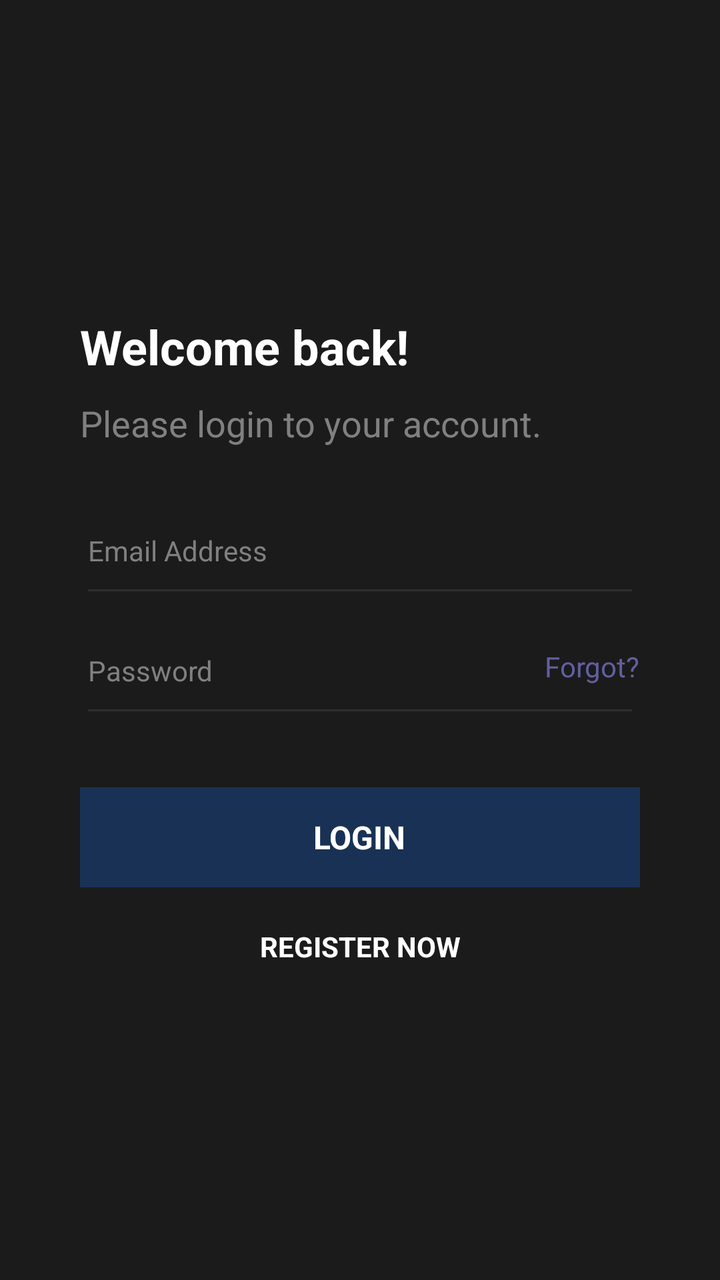
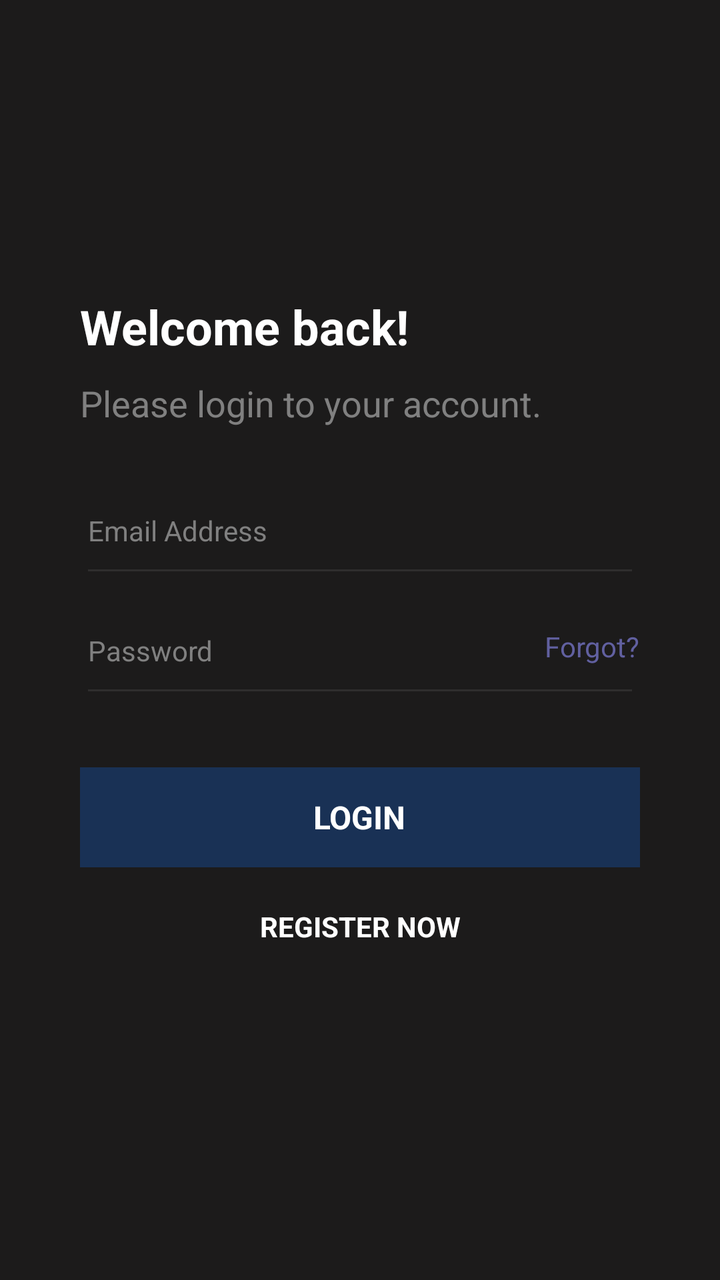

Screens rendered from an Android XML layout before and after an edit, with the pre-edit source and the edit as a unified diff.
<!-- AndroidManifest.xml: application theme Theme.I180479_180531 -->
<!-- res/layout/activity_screen2.xml -->
<?xml version="1.0" encoding="utf-8"?>
<RelativeLayout
    xmlns:android="http://schemas.android.com/apk/res/android"
    xmlns:app="http://schemas.android.com/apk/res-auto"
    xmlns:tools="http://schemas.android.com/tools"
    android:layout_width="match_parent"
    android:layout_height="match_parent"
    tools:context=".screen2"
    android:background="#1C1B1B">

    <ScrollView
        android:layout_width="match_parent"
        android:layout_height="wrap_content"
        android:layout_centerInParent="true"
        android:layout_marginStart="80dp">

        <RelativeLayout
            android:layout_width="match_parent"
            android:layout_height="wrap_content">

            <TextView
                android:id="@+id/welcome_back_text"
                android:layout_width="wrap_content"
                android:layout_height="wrap_content"
                android:text="Welcome back!"
                android:textColor="#FFFFFF"
                android:textSize="24sp"
                android:textStyle="bold" />

            <TextView
                android:id="@+id/login_text"
                android:layout_width="wrap_content"
                android:layout_height="wrap_content"
                android:layout_below="@+id/welcome_back_text"
                android:layout_marginTop="10dp"
                android:text="Please login to your account."
                android:textColor="#808080"
                android:textSize="18sp" />

            <EditText
                android:id="@+id/et_email_address"
                android:layout_width="match_parent"
                android:layout_height="60dp"
                android:layout_below="@+id/login_text"
                android:layout_marginTop="20dp"
                android:backgroundTint="#2F2E2E"
                android:hint="Email Address"
                android:textColor="#808080"
                android:textColorHint="#808080"
                android:textSize="14sp"
                android:inputType="textEmailAddress"/>

            <EditText
                android:id="@+id/et_password"
                android:layout_width="match_parent"
                android:layout_height="60dp"
                android:layout_below="@+id/et_email_address"
                android:backgroundTint="#2F2E2E"
                android:hint="Password"
                android:textColor="#808080"
                android:textColorHint="#808080"
                android:textSize="14sp"
                android:inputType="textPassword"/>

            <TextView
                android:layout_width="wrap_content"
                android:layout_height="wrap_content"
                android:layout_below="@id/et_email_address"
                android:layout_alignParentEnd="true"
                android:layout_marginTop="20dp"
                android:text="Forgot?"
                android:textColor="#6160A0"
                android:textSize="14sp" />

            <RelativeLayout
                android:id="@+id/rl_login_button"
                android:layout_width="match_parent"
                android:layout_height="50dp"
                android:layout_below="@+id/et_password"
                android:layout_marginTop="30dp">

                <ImageView
                    android:layout_width="match_parent"
                    android:layout_height="match_parent"
                    android:background="@drawable/rectangle"
                    android:backgroundTint="#193155" />

                <TextView
                    android:layout_width="wrap_content"
                    android:layout_height="wrap_content"
                    android:layout_centerInParent="true"
                    android:text="LOGIN"
                    android:textColor="#FFFFFF"
                    android:textSize="16sp"
                    android:textStyle="bold" />
            </RelativeLayout>

            <TextView
                android:layout_width="match_parent"
                android:layout_height="wrap_content"
                android:layout_below="@id/rl_login_button"
                android:layout_marginTop="20dp"
                android:gravity="center"
                android:text="REGISTER NOW"
                android:textColor="#FFFFFF"
                android:textSize="14sp"
                android:textStyle="bold"
                android:id="@+id/register"/>
        </RelativeLayout>
    </ScrollView>
</RelativeLayout>
<!-- resources referenced by this layout -->
<resources>
  <!-- drawable rectangle (drawable) -->
  <?xml version="1.0" encoding="utf-8"?>
  <selector xmlns:android="http://schemas.android.com/apk/res/android">
      <item>
          <shape
              android:shape="rectangle">
          </shape>
      </item>
  </selector>
  <style name="Theme.I180479_180531" parent="Theme.MaterialComponents.DayNight.NoActionBar">
          
          <item name="colorPrimary">@color/purple_500</item>
          <item name="colorPrimaryVariant">@color/purple_700</item>
          <item name="colorOnPrimary">@color/white</item>
          
          <item name="colorSecondary">@color/teal_200</item>
          <item name="colorSecondaryVariant">@color/teal_700</item>
          <item name="colorOnSecondary">@color/black</item>
          
          <item name="android:statusBarColor" tools:targetApi="l">?attr/colorPrimaryVariant</item>
          
      </style>
  <color name="purple_500">#FF6200EE</color>
  <color name="purple_700">#FF3700B3</color>
  <color name="white">#FFFFFFFF</color>
  <color name="teal_200">#FF03DAC5</color>
  <color name="teal_700">#FF018786</color>
  <color name="black">#FF000000</color>
</resources>

<!-- the commit's change to res/layout/activity_screen2.xml (unified diff, before → after) -->
@@ -96,6 +96,7 @@
             </RelativeLayout>
 
             <TextView
+                android:id="@+id/register"
                 android:layout_width="match_parent"
                 android:layout_height="wrap_content"
                 android:layout_below="@id/rl_login_button"
@@ -104,8 +105,12 @@
                 android:text="REGISTER NOW"
                 android:textColor="#FFFFFF"
                 android:textSize="14sp"
-                android:textStyle="bold"
-                android:id="@+id/register"/>
+                android:textStyle="bold" />
+
+            <View
+                android:layout_width="match_parent"
+                android:layout_height="20dp"
+                android:layout_below="@+id/register"/>
         </RelativeLayout>
     </ScrollView>
 </RelativeLayout>
